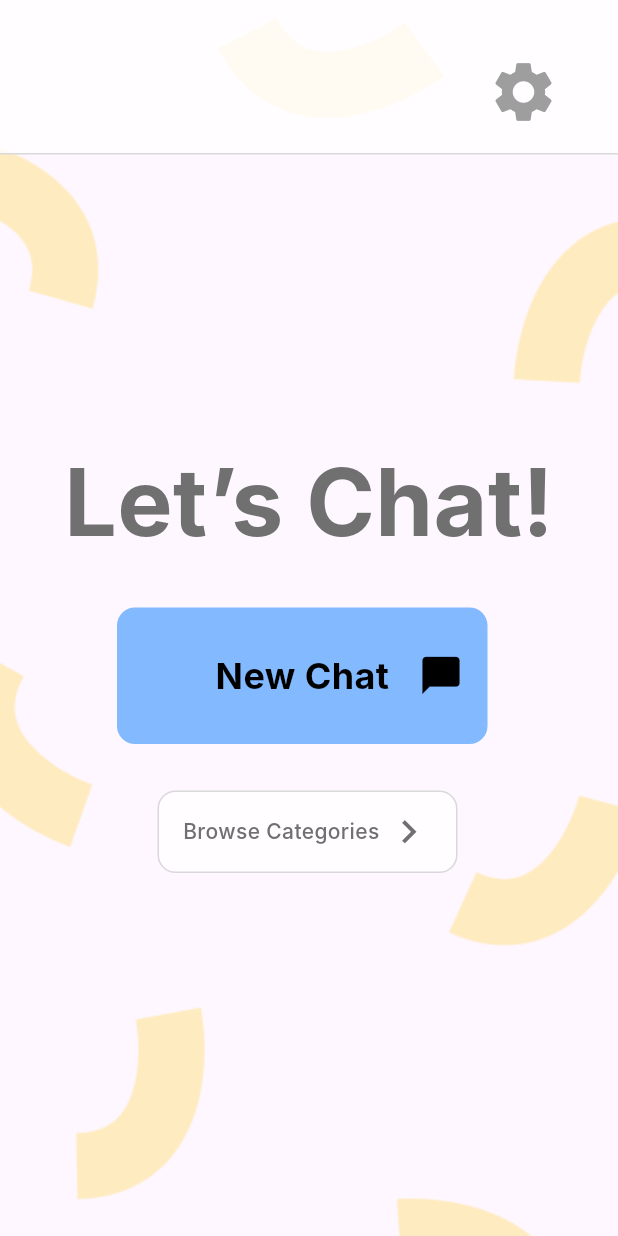
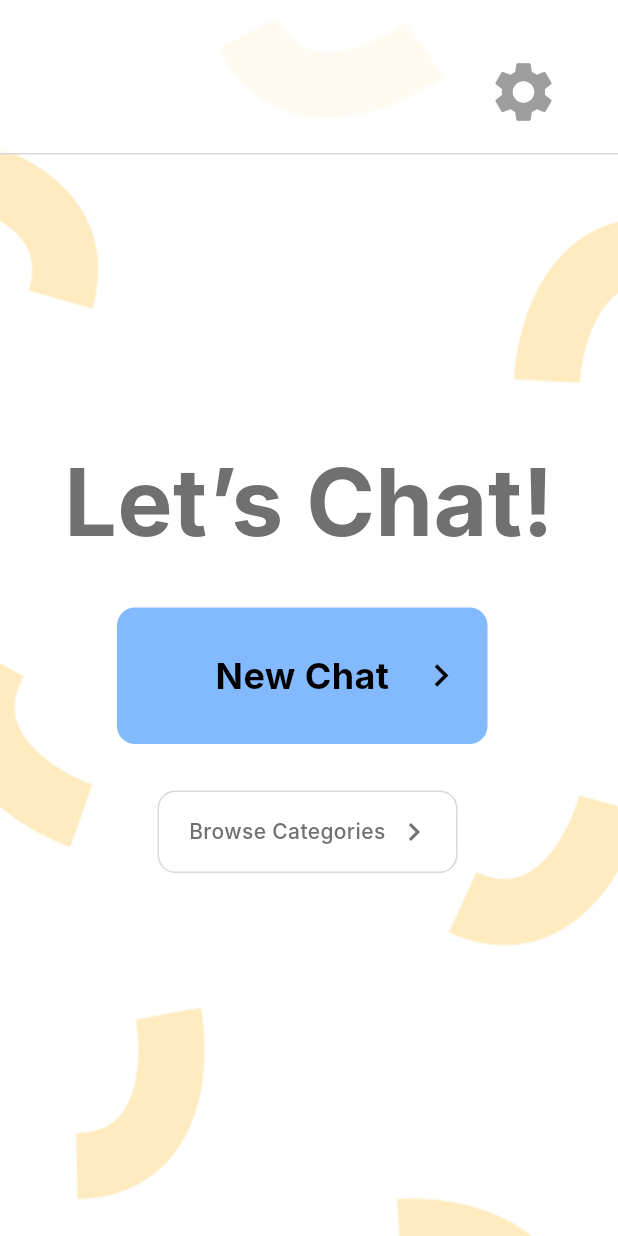
Before and after one commit to ParkerWilliams1/gemo, a Flutter app: the HomeScreen screen opened directly, on a phone screen of 412 x 824 dp. Run offline on Flutter 3.47's test engine with Material 3 defaults, Android fonts, the phone set to English and light mode, and no system bars; Roboto replaces fonts that are missing (Inter).

Commit message:
Updated background and other cosmetic UI fixes

```diff
--- a/lib/screens/screen_home.dart
+++ b/lib/screens/screen_home.dart
@@ -10,6 +10,7 @@ class HomeScreen extends StatelessWidget {
         width: double.infinity,
         height: double.infinity,
         decoration: const BoxDecoration(
+          color: Colors.white,
           image: DecorationImage(
             image: AssetImage('assets/HomeScreen.png'), // Path to your image
             fit: BoxFit.cover, // Ensures the image covers the entire screen
@@ -79,7 +80,7 @@ class HomeScreen extends StatelessWidget {
                     mainAxisAlignment: MainAxisAlignment.spaceBetween,
                     children: [
                       Padding(
-                        padding: EdgeInsets.only(left: 16),
+                        padding: EdgeInsets.only(left: 20),
                         child: Text(
                           'Browse Categories',
                           style: TextStyle(
@@ -93,7 +94,7 @@ class HomeScreen extends StatelessWidget {
                       Padding(
                         padding: EdgeInsets.only(right: 16),
                         child: Icon(Icons.chevron_right,
-                            size: 31, color: Color(0xFF707070)),
+                            size: 24, color: Color(0xFF707070)),
                       ),
                     ],
                   ),
@@ -103,7 +104,7 @@ class HomeScreen extends StatelessWidget {
             const Positioned(
               left: 78 + 247 - 30 - 16,
               top: 405 + (91 - 30) / 2,
-              child: Icon(Icons.chat_bubble, size: 30, color: Colors.black),
+              child: Icon(Icons.chevron_right, size: 30, color: Colors.black),
             ),
             Positioned(
               left: -36,
```
